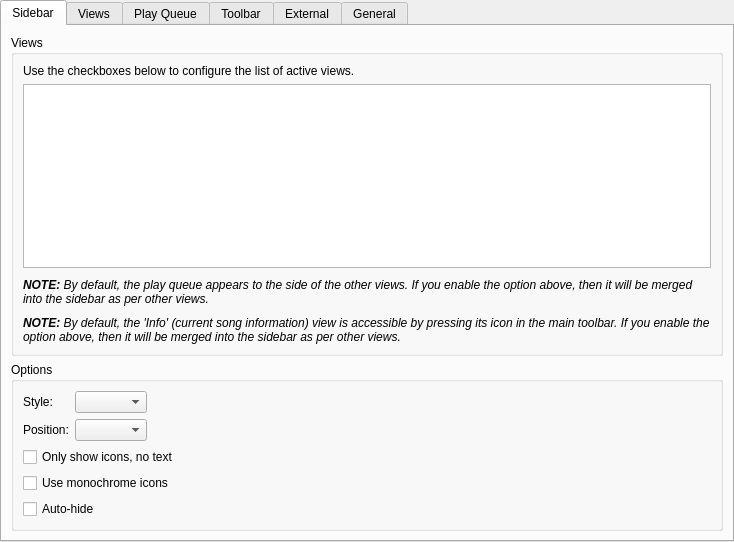
Above: gui/interfacesettings.ui from CDrummond/cantata before the change. Below: the same form after it.
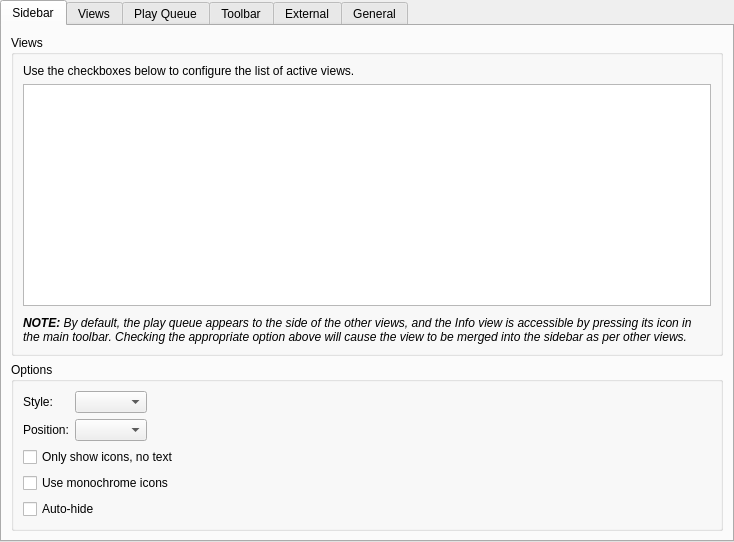
That is the form after the change. Custom widgets are drawn as their Qt base class.

Commit message: Combine 2 notes into 1

```diff
--- a/gui/interfacesettings.ui
+++ b/gui/interfacesettings.ui
@@ -74,39 +74,7 @@
           <item>
            <widget class="StateLabel" name="sbPlayQueueLabel">
             <property name="text">
-             <string>&lt;i&gt;&lt;b&gt;NOTE:&lt;/b&gt; By default, the play queue appears to the side of the other views. If you enable the option above, then it will be merged into the sidebar as per other views.&lt;/i&gt;</string>
-            </property>
-            <property name="alignment">
-             <set>Qt::AlignLeading|Qt::AlignLeft|Qt::AlignTop</set>
-            </property>
-            <property name="wordWrap">
-             <bool>true</bool>
-            </property>
-            <property name="textInteractionFlags">
-             <set>Qt::NoTextInteraction</set>
-            </property>
-           </widget>
-          </item>
-          <item>
-           <spacer name="verticalSpacer_x">
-            <property name="orientation">
-             <enum>Qt::Vertical</enum>
-            </property>
-            <property name="sizeType">
-             <enum>QSizePolicy::Fixed</enum>
-            </property>
-            <property name="sizeHint" stdset="0">
-             <size>
-              <width>20</width>
-              <height>4</height>
-             </size>
-            </property>
-           </spacer>
-          </item>
-          <item>
-           <widget class="StateLabel" name="sbInfoLabel">
-            <property name="text">
-             <string>&lt;i&gt;&lt;b&gt;NOTE:&lt;/b&gt; By default, the 'Info' (current song information) view is accessible by pressing its icon in the main toolbar. If you enable the option above, then it will be merged into the sidebar as per other views.&lt;/i&gt;</string>
+             <string>&lt;i&gt;&lt;b&gt;NOTE:&lt;/b&gt; By default, the play queue appears to the side of the other views, and the Info view is accessible by pressing its icon in the main toolbar. Checking the appropriate option above will cause the view to be merged into the sidebar as per other views.&lt;/i&gt;</string>
             </property>
             <property name="alignment">
              <set>Qt::AlignLeading|Qt::AlignLeft|Qt::AlignTop</set>
```
Left out of the diff: 2 changed lines with no effect on the pictures.
